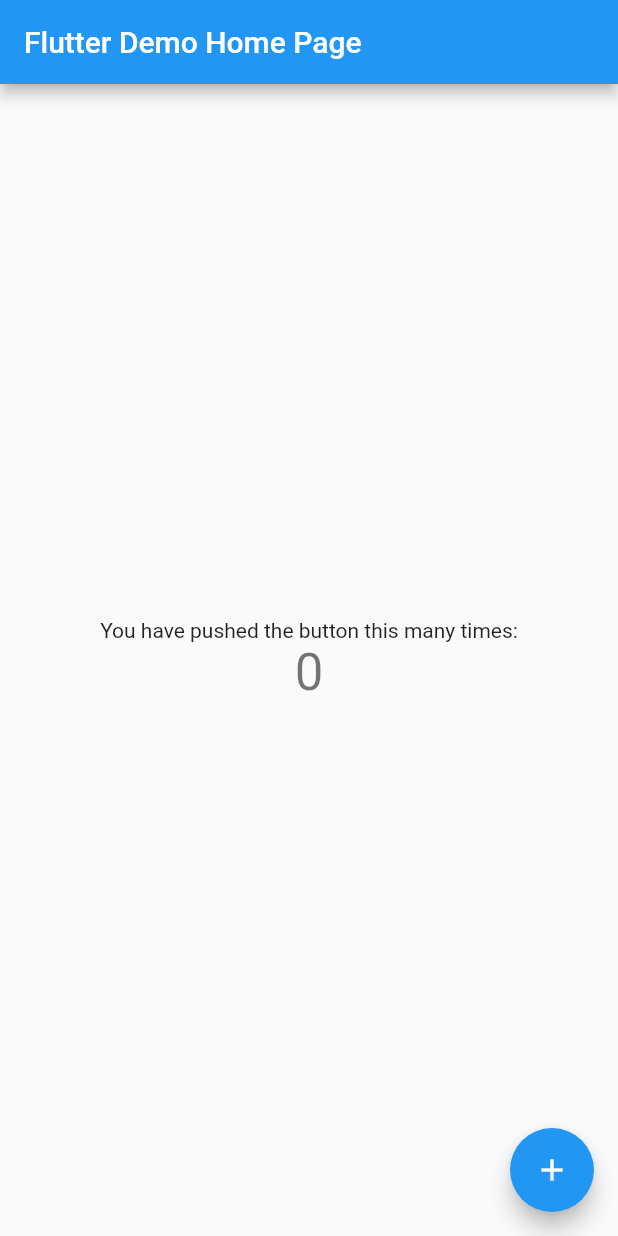
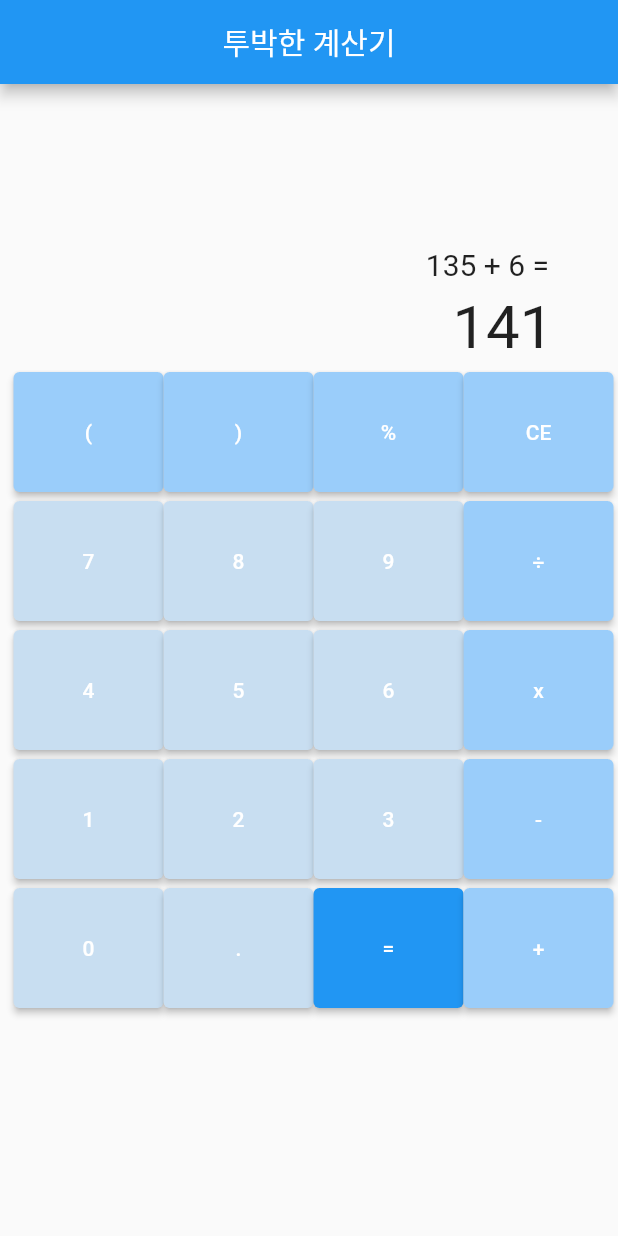
Before and after one commit to gnckck/Flutter_calculator, a Flutter app: the screen it shows after launch, on a phone screen of 412 x 824 dp. Run offline on Flutter 3.47's test engine with Material 2 defaults, Android fonts, the phone set to English and light mode, and no system bars.

Commit message:
계산기 UI 구현

```diff
--- a/lib/main.dart
+++ b/lib/main.dart
@@ -1,115 +1,211 @@
 import 'package:flutter/material.dart';
 
 void main() {
-  runApp(const MyApp());
+  runApp(const Project2());
 }
 
-class MyApp extends StatelessWidget {
-  const MyApp({super.key});
+class Project2 extends StatelessWidget {
+  const Project2({super.key});
 
-  // This widget is the root of your application.
   @override
   Widget build(BuildContext context) {
     return MaterialApp(
-      title: 'Flutter Demo',
-      theme: ThemeData(
-        // This is the theme of your application.
-        //
-        // Try running your application with "flutter run". You'll see the
-        // application has a blue toolbar. Then, without quitting the app, try
-        // changing the primarySwatch below to Colors.green and then invoke
-        // "hot reload" (press "r" in the console where you ran "flutter run",
-        // or simply save your changes to "hot reload" in a Flutter IDE).
-        // Notice that the counter didn't reset back to zero; the application
-        // is not restarted.
-        primarySwatch: Colors.blue,
-      ),
-      home: const MyHomePage(title: 'Flutter Demo Home Page'),
+      title: 'Calculator',
+      home: Calculator(),
     );
   }
 }
 
-class MyHomePage extends StatefulWidget {
-  const MyHomePage({super.key, required this.title});
+class Calculator extends StatelessWidget {
+  Calculator({super.key});
 
-  // This widget is the home page of your application. It is stateful, meaning
-  // that it has a State object (defined below) that contains fields that affect
-  // how it looks.
-
-  // This class is the configuration for the state. It holds the values (in this
-  // case the title) provided by the parent (in this case the App widget) and
-  // used by the build method of the State. Fields in a Widget subclass are
-  // always marked "final".
-
-  final String title;
-
-  @override
-  State<MyHomePage> createState() => _MyHomePageState();
-}
-
-class _MyHomePageState extends State<MyHomePage> {
-  int _counter = 0;
-
-  void _incrementCounter() {
-    setState(() {
-      // This call to setState tells the Flutter framework that something has
-      // changed in this State, which causes it to rerun the build method below
-      // so that the display can reflect the updated values. If we changed
-      // _counter without calling setState(), then the build method would not be
-      // called again, and so nothing would appear to happen.
-      _counter++;
-    });
-  }
+  final btnNumColor = ElevatedButton.styleFrom(
+    backgroundColor: const Color.fromARGB(255, 200, 222, 241),
+    minimumSize: const Size(100, 80),
+  );
+  final btnSymbolColor = ElevatedButton.styleFrom(
+    backgroundColor: const Color.fromARGB(255, 154, 205, 250),
+    minimumSize: const Size(100, 80),
+  );
 
   @override
   Widget build(BuildContext context) {
-    // This method is rerun every time setState is called, for instance as done
-    // by the _incrementCounter method above.
-    //
-    // The Flutter framework has been optimized to make rerunning build methods
-    // fast, so that you can just rebuild anything that needs updating rather
-    // than having to individually change instances of widgets.
     return Scaffold(
         appBar: AppBar(
-        // Here we take the value from the MyHomePage object that was created by
-        // the App.build method, and use it to set our appbar title.
-        title: Text(widget.title),
+          title: const Text('투박한 계산기'),
+          centerTitle: true,
         ),
         body: Center(
-        // Center is a layout widget. It takes a single child and positions it
-        // in the middle of the parent.
+          child: SizedBox(
+            width: 400,
+            height: 550,
             child: Column(
-          // Column is also a layout widget. It takes a list of children and
-          // arranges them vertically. By default, it sizes itself to fit its
-          // children horizontally, and tries to be as tall as its parent.
-          //
-          // Invoke "debug painting" (press "p" in the console, choose the
-          // "Toggle Debug Paint" action from the Flutter Inspector in Android
-          // Studio, or the "Toggle Debug Paint" command in Visual Studio Code)
-          // to see the wireframe for each widget.
-          //
-          // Column has various properties to control how it sizes itself and
-          // how it positions its children. Here we use mainAxisAlignment to
-          // center the children vertically; the main axis here is the vertical
-          // axis because Columns are vertical (the cross axis would be
-          // horizontal).
-          mainAxisAlignment: MainAxisAlignment.center,
-          children: <Widget>[
-            const Text(
-              'You have pushed the button this many times:',
+              children: [
+                Row(
+                  children: const [
+                    SizedBox(
+                      width: 360,
+                      height: 30,
+                      child: Text(
+                        '135 + 6 =',
+                        textAlign: TextAlign.end,
+                        style: TextStyle(fontSize: 20),
                       ),
-            Text(
-              '$_counter',
-              style: Theme.of(context).textTheme.headline4,
+                    ),
+                  ],
+                ),
+                Row(
+                  children: const [
+                    SizedBox(
+                      width: 363,
+                      height: 50,
+                      child: Text(
+                        '141',
+                        textAlign: TextAlign.end,
+                        style: TextStyle(fontSize: 40),
+                      ),
+                    ),
+                  ],
+                ),
+                Padding(
+                  padding: const EdgeInsets.all(3.0),
+                  child: Row(
+                    children: [
+                      ElevatedButton(
+                        style: btnSymbolColor,
+                        child: const Text('('),
+                        onPressed: () {},
+                      ),
+                      ElevatedButton(
+                        style: btnSymbolColor,
+                        child: const Text(')'),
+                        onPressed: () {},
+                      ),
+                      ElevatedButton(
+                        style: btnSymbolColor,
+                        child: const Text('%'),
+                        onPressed: () {},
+                      ),
+                      ElevatedButton(
+                        style: btnSymbolColor,
+                        onPressed: () {},
+                        child: const Text('CE'),
+                      )
+                    ],
+                  ),
+                ),
+                Padding(
+                  padding: const EdgeInsets.all(3.0),
+                  child: Row(
+                    children: [
+                      ElevatedButton(
+                        style: btnNumColor,
+                        child: const Text('7'),
+                        onPressed: () {},
+                      ),
+                      ElevatedButton(
+                        style: btnNumColor,
+                        child: const Text('8'),
+                        onPressed: () {},
+                      ),
+                      ElevatedButton(
+                        style: btnNumColor,
+                        child: const Text('9'),
+                        onPressed: () {},
+                      ),
+                      ElevatedButton(
+                        style: btnSymbolColor,
+                        onPressed: () {},
+                        child: const Text('÷'),
+                      )
+                    ],
+                  ),
+                ),
+                Padding(
+                  padding: const EdgeInsets.all(3.0),
+                  child: Row(
+                    children: [
+                      ElevatedButton(
+                        style: btnNumColor,
+                        child: const Text('4'),
+                        onPressed: () {},
+                      ),
+                      ElevatedButton(
+                        style: btnNumColor,
+                        child: const Text('5'),
+                        onPressed: () {},
+                      ),
+                      ElevatedButton(
+                        style: btnNumColor,
+                        child: const Text('6'),
+                        onPressed: () {},
+                      ),
+                      ElevatedButton(
+                        style: btnSymbolColor,
+                        onPressed: () {},
+                        child: const Text('x'),
+                      )
+                    ],
+                  ),
+                ),
+                Padding(
+                  padding: const EdgeInsets.all(3.0),
+                  child: Row(
+                    children: [
+                      ElevatedButton(
+                        style: btnNumColor,
+                        child: const Text('1'),
+                        onPressed: () {},
+                      ),
+                      ElevatedButton(
+                        style: btnNumColor,
+                        onPressed: () {},
+                        child: const Text('2'),
+                      ),
+                      ElevatedButton(
+                        style: btnNumColor,
+                        child: const Text('3'),
+                        onPressed: () {},
+                      ),
+                      ElevatedButton(
+                        style: btnSymbolColor,
+                        onPressed: () {},
+                        child: const Text('-'),
+                      )
+                    ],
+                  ),
+                ),
+                Padding(
+                  padding: const EdgeInsets.all(3.0),
+                  child: Row(
+                    children: [
+                      ElevatedButton(
+                        style: btnNumColor,
+                        child: const Text('0'),
+                        onPressed: () {},
+                      ),
+                      ElevatedButton(
+                        style: btnNumColor,
+                        onPressed: () {},
+                        child: const Text('.'),
+                      ),
+                      ElevatedButton(
+                        style: ElevatedButton.styleFrom(
+                            minimumSize: const Size(100, 80)),
+                        child: const Text('='),
+                        onPressed: () {},
+                      ),
+                      ElevatedButton(
+                        style: btnSymbolColor,
+                        onPressed: () {},
+                        child: const Text('+'),
+                      )
+                    ],
+                  ),
                 ),
               ],
             ),
           ),
-      floatingActionButton: FloatingActionButton(
-        onPressed: _incrementCounter,
-        tooltip: 'Increment',
-        child: const Icon(Icons.add),
-      ), // This trailing comma makes auto-formatting nicer for build methods.
-    );
+        ));
   }
 }
```
Lines whose indentation alone changed are shown as unchanged.
